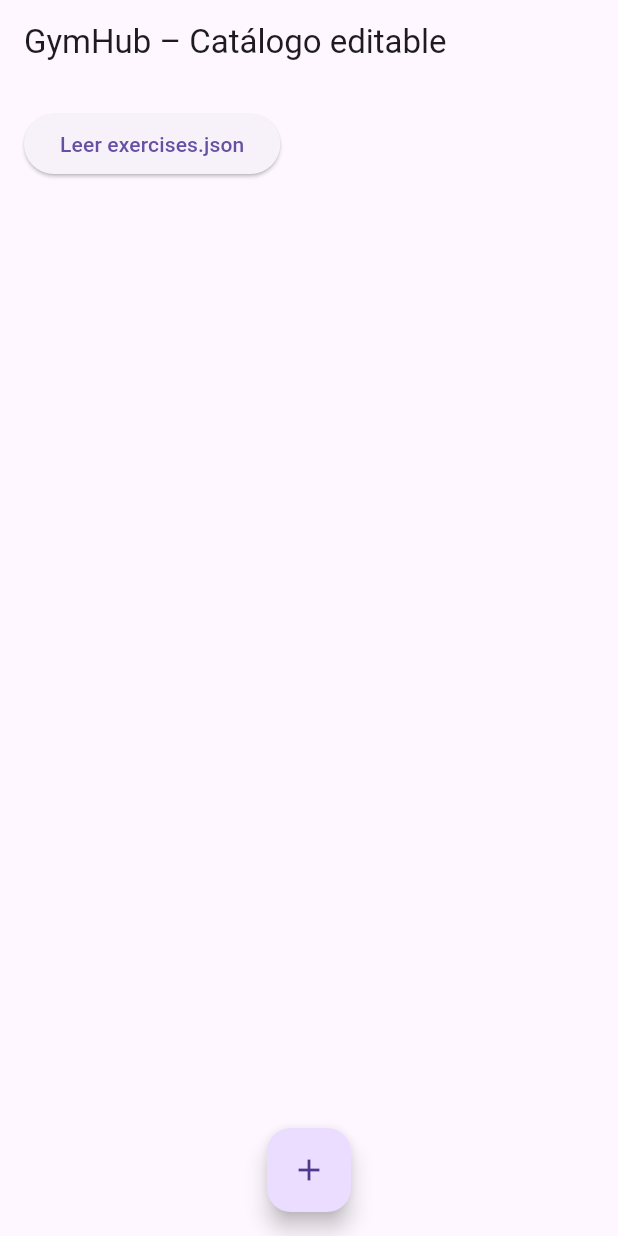
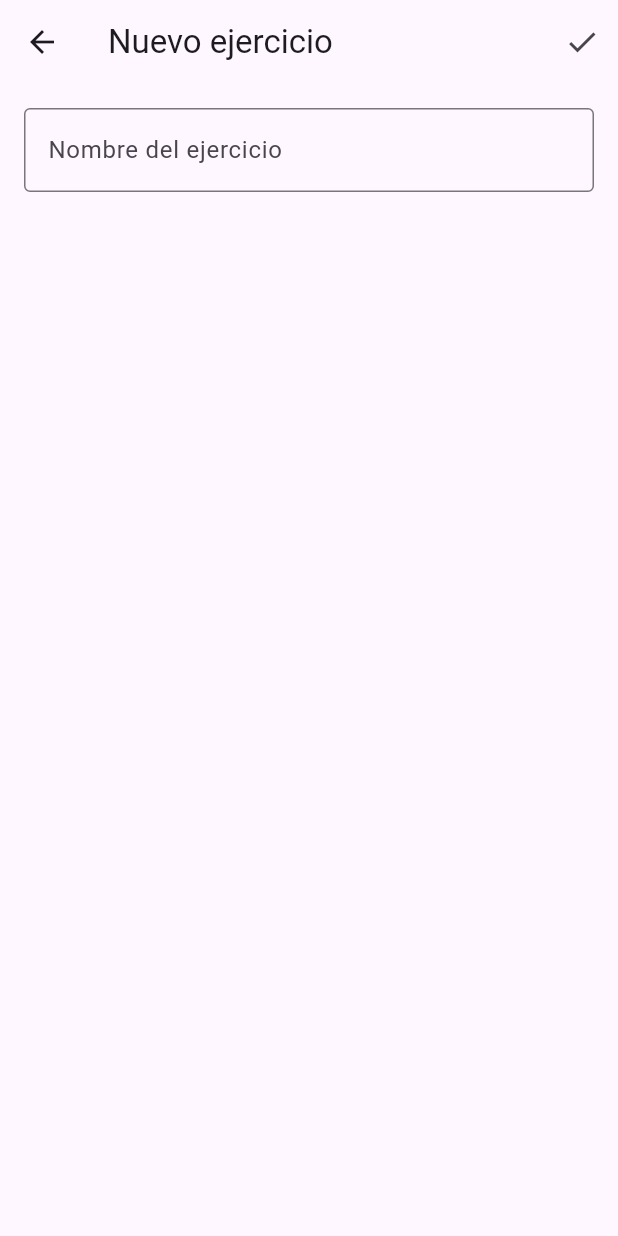
Before and after one commit to Joul-Alessa/GymHub, a Flutter app: the screen it shows after launch, after a tap on the "add" icon, on a phone screen of 412 x 824 dp. Run offline on Flutter 3.47's test engine with Material 3 defaults, Android fonts, the phone set to English and light mode, and no system bars.

Commit message:
Added feature of create new exercise

```diff
--- a/gymhub/lib/src/presentation/add_exercise_page.dart
+++ b/gymhub/lib/src/presentation/add_exercise_page.dart
@@ -0,0 +1,61 @@
+import 'package:flutter/material.dart';
+import '../data/local_file_service.dart';
+import 'dart:convert';
+
+class AddExercisePage extends StatefulWidget {
+  @override
+  State<AddExercisePage> createState() => _AddExercisePageState();
+}
+
+class _AddExercisePageState extends State<AddExercisePage> {
+  final TextEditingController _controller = TextEditingController();
+  final LocalFileService fileService = LocalFileService();
+
+  Future<void> saveExercise() async {
+    final name = _controller.text.trim();
+    if (name.isEmpty) return;
+
+    // Leer archivo actual
+    final content = await fileService.readExercises();
+    final data = jsonDecode(content);
+
+    // Crear nuevo objeto
+    final newExercise = {
+      "name": name
+    };
+
+    // Insertarlo al array
+    data["exercises"].add(newExercise);
+
+    // Guardar archivo
+    await fileService.writeExercises(jsonEncode(data));
+
+    // Regresar a la pantalla anterior
+    Navigator.pop(context);
+  }
+
+  @override
+  Widget build(BuildContext context) {
+    return Scaffold(
+      appBar: AppBar(
+        title: Text("Nuevo ejercicio"),
+        actions: [
+          IconButton(
+            icon: Icon(Icons.check),
+            onPressed: saveExercise,
+          )
+        ],
+      ),
+      body: Padding(
+        padding: const EdgeInsets.all(16.0),
+        child: TextField(
+          controller: _controller,
+          decoration: InputDecoration(
+            labelText: "Nombre del ejercicio",
+            border: OutlineInputBorder(),
+          ),
+        ),
+      ),
+    );
+  }
+}
--- a/gymhub/lib/src/presentation/home_page.dart
+++ b/gymhub/lib/src/presentation/home_page.dart
@@ -1,5 +1,6 @@
 import 'package:flutter/material.dart';
 import '../data/local_file_service.dart';
+import 'add_exercise_page.dart';
 
 class HomePage extends StatefulWidget {
   @override
@@ -49,10 +50,15 @@ class _HomePageState extends State<HomePage> {
         ),
       ),
       floatingActionButton: FloatingActionButton(
-        onPressed: () {},
+        onPressed: () {
+          Navigator.push(
+            context,
+            MaterialPageRoute(builder: (_) => AddExercisePage()),
+          );
+        },
         child: Icon(Icons.add),
       ),
-      floatingActionButtonLocation: FloatingActionButtonLocation.centerFloat
+      floatingActionButtonLocation: FloatingActionButtonLocation.centerFloat,
     );
   }
 }
```
